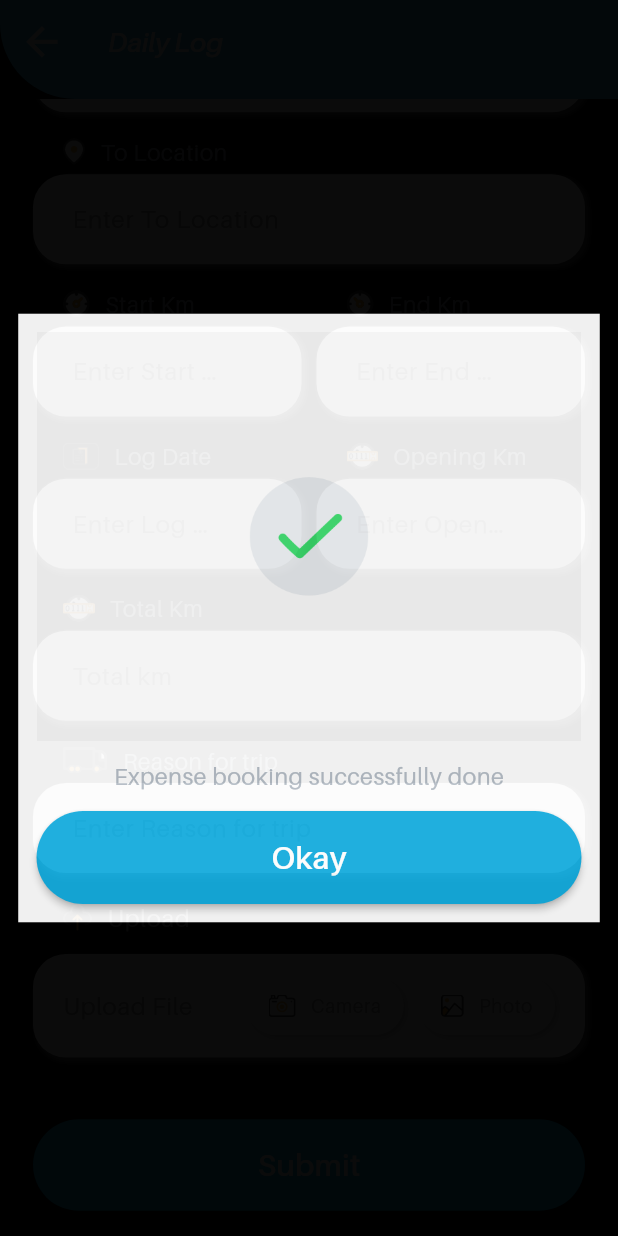
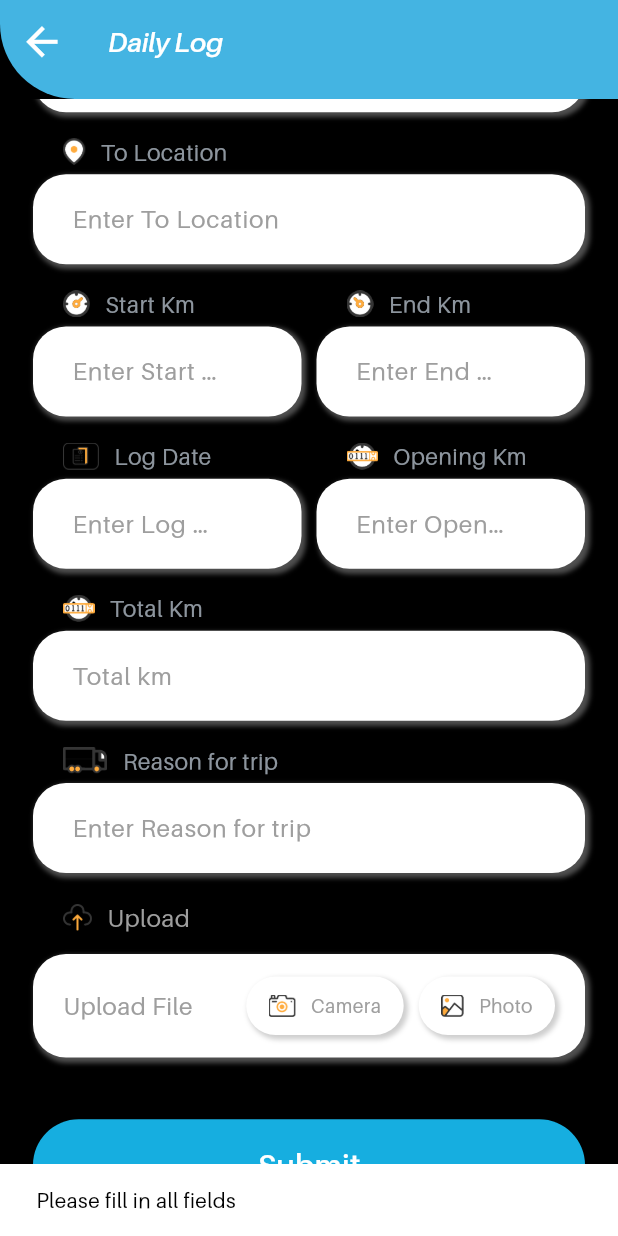
Before and after one commit to eunoiaSoftech/MaximMblApp, a Flutter app: the DailyLogScreen screen opened directly, scrolled down 270 dp, after a tap on "Submit", on a phone screen of 412 x 824 dp. Run offline on Flutter 3.47's test engine with Material 3 defaults, Android fonts, the light colour scheme and no system bars; our stand-ins replace cached_network_image, dio, equatable, flutter_bloc, get, get_storage and 5 more; missing offline and left inert: flutter_share, svg_flutter; accounts and stored records are empty; statements that could not run were skipped.

Commit message:
Daily Log added

```diff
--- a/lib/core/constants/constants.dart
+++ b/lib/core/constants/constants.dart
@@ -5,10 +5,12 @@ class Urls {
   static const String branchList = "$_baseUrl/Branch/GetBranchMasterUserwise";
   static const String locationList = "$_baseUrl/api/GetLocListM";
   static const String vehicleList = "$_baseUrl/Api/GetVehicleDetailsM";
+  static const String dailyLogVehicleList = "$_baseUrl/Api/GetOtherVehicleDetailsM";
   static const String approvalsListList = "$_baseUrl/Api/PoApprovalM";
   static const String getLegalDocumentList = "$_baseUrl/api/GetLegalDocument";
   static const String getLocationList = "$_baseUrl/api/GetLocListM";
   static const String trips = "$_baseUrl/api/GetMyTrips?Fk_DriverId=2806";
+  static const String postDailyLog = "$_baseUrl/api/SaveDailyLog";
 
 // static const String apiKey = "58a8591c9aa4421ca6d73805240105";
 }
--- a/lib/core/shared/widgets/app_textfield.dart
+++ b/lib/core/shared/widgets/app_textfield.dart
@@ -18,6 +18,7 @@ class AppTextField extends StatelessWidget {
       this.prefix,
       this.keyboardType,
       this.hintTextStyle,
+      this.onChanged,
       this.contentPadding,
       this.inputTextStyle});
 
@@ -33,6 +34,8 @@ class AppTextField extends StatelessWidget {
   final TextStyle? hintTextStyle;
   final TextStyle? inputTextStyle;
   final Function()? onTap;
+  final Function(String s)? onChanged;
+
 
   final double circular = 22.0;
 
@@ -59,6 +62,7 @@ class AppTextField extends StatelessWidget {
           prefix ?? const SizedBox.shrink(),
           Expanded(
             child: TextFormField(
+              onChanged: onChanged,
               enabled: enabled ?? true,
               obscureText: obscureText ?? false,
               onTap: onTap,
--- a/lib/core/shared/widgets/app_textfield_with_title.dart
+++ b/lib/core/shared/widgets/app_textfield_with_title.dart
@@ -94,6 +94,7 @@ class AppTextFieldWithTitle extends StatelessWidget {
             Expanded(
                 child: AppTextField(
                   onTap: onTap,
+                    onChanged: onChanged,
                    keyboardType: inputType,
                     height: textFieldHeight,
                     controller: controller,
--- /dev/null
+++ b/lib/features/daily_log/data/daily_log_event.dart
@@ -0,0 +1,8 @@
+import 'package:equatable/equatable.dart';
+
+abstract class DailyLogEvent extends Equatable {
+  const DailyLogEvent();
+
+  @override
+  List<Object?> get props => [];
+}
--- /dev/null
+++ b/lib/features/daily_log/data/daily_log_repository.dart
@@ -0,0 +1,19 @@
+import '../../legals/data/models/vehicle_list_resp.dart';
+import '../models/daily_log_model.dart';
+import 'daily_log_remote_datasource.dart';
+
+class DailyLogRepository {
+  final DailyLogRemoteDataSource _remoteDataSource;
+
+  DailyLogRepository(this._remoteDataSource);
+
+  Future<DailyLogVehicleResponse> dailyLogVehicleListRepo(
+      {required int userType, required int userId}) async {
+    final response =
+    await _remoteDataSource.getDailyLogVehicleListApi(userType, userId);
+
+    print('check api response for get daily log vehicle ${response}');
+
+    return DailyLogVehicleResponse.fromJson(response.data);
+  }
+}
--- /dev/null
+++ b/lib/features/daily_log/data/daily_log_vehicle_list_event.dart
@@ -0,0 +1,12 @@
+
+import 'daily_log_event.dart';
+
+class DailyLogVehicleListEvent extends DailyLogEvent {
+  final int userType;
+  final int userId;
+
+  DailyLogVehicleListEvent(this.userId, this.userType);
+
+  @override
+  List<Object?> get props => [userType, userId];
+}
--- /dev/null
+++ b/lib/features/daily_log/data/daily_log_vehicle_list_state.dart
@@ -0,0 +1,39 @@
+import 'package:equatable/equatable.dart';
+
+import '../../legals/data/models/vehicle_list_resp.dart';
+import '../models/daily_log_model.dart';
+
+abstract class DailyLogState extends Equatable {
+  const DailyLogState();
+
+  @override
+  List<Object?> get props => [];
+}
+
+class DailyLogInitial extends DailyLogState {
+  @override
+  List<Object?> get props => [];
+}
+
+/// loading ...
+class DailyLogVehicleListLoading extends DailyLogState {}
+
+/// success ...
+class DailyLogVehicleListLoaded extends DailyLogState {
+  final DailyLogVehicleResponse resp;
+
+  DailyLogVehicleListLoaded(this.resp);
+
+  @override
+  List<Object?> get props => [resp];
+}
+
+/// error ...
+class DailyLogVehicleListError extends DailyLogState {
+  final String error;
+
+  DailyLogVehicleListError(this.error);
+
+  @override
+  List<Object?> get props => [error];
+}
--- a/lib/features/daily_log/models/daily_log_model.dart
+++ b/lib/features/daily_log/models/daily_log_model.dart
@@ -1,14 +1,41 @@
-class DailyLogModel {
-  int srNo;
-  String lrNo;
+class DailyLogVehicleResponse {
+  final int statusCode;
+  final int responseCode;
+  final String message;
+  final List<Vehicle>? data1;
 
-  DailyLogModel({required this.srNo, required this.lrNo});
+  DailyLogVehicleResponse({
+    required this.statusCode,
+    required this.responseCode,
+    required this.message,
+    this.data1,
+  });
+
+  factory DailyLogVehicleResponse.fromJson(Map<String, dynamic> json) {
+    return DailyLogVehicleResponse(
+      statusCode: json['statusCode'],
+      responseCode: json['responseCode'],
+      message: json['message'],
+      data1: json['data1'] != null
+          ? List<Vehicle>.from(json['data1'].map((x) => Vehicle.fromJson(x)))
+          : null,
+    );
+  }
 }
 
-List<DailyLogModel> vehicleList = [
-  DailyLogModel(srNo: 1, lrNo: "GJ-01-HM-0012"),
-  DailyLogModel(srNo: 2, lrNo: "GJ-01-HM-3326"),
-  DailyLogModel(srNo: 3, lrNo: "GJ-01-HM-9802"),
-  DailyLogModel(srNo: 4, lrNo: "GJ-01-HM-1243"),
-  DailyLogModel(srNo: 5, lrNo: "GJ-01-HM-0012"),
-];
+class Vehicle {
+  final int pkVehicleId;
+  final String vehicleNo;
+
+  Vehicle({
+    required this.pkVehicleId,
+    required this.vehicleNo,
+  });
+
+  factory Vehicle.fromJson(Map<String, dynamic> json) {
+    return Vehicle(
+      pkVehicleId: json['pk_VehicleId'],
+      vehicleNo: json['vehicleNo'],
+    );
+  }
+}
--- a/lib/features/daily_log/presentation/daily_log_screen.dart
+++ b/lib/features/daily_log/presentation/daily_log_screen.dart
@@ -1,19 +1,24 @@
+import 'dart:async';
+import 'dart:convert';
 import 'dart:developer';
-import 'dart:io';
-
 import 'package:flutter/cupertino.dart';
 import 'package:flutter/material.dart';
-import 'package:get/state_manager.dart';
+import 'package:flutter_bloc/flutter_bloc.dart';
 import 'package:image_picker/image_picker.dart';
 import 'package:intl/intl.dart';
+import 'package:logistics_app/core/constants/constants.dart';
 import 'package:logistics_app/features/home/presentation/ui/widgets/common_page_appbar.dart';
-
 import '../../../core/res/app_colors.dart';
 import '../../../core/res/app_functions.dart';
 import '../../../core/res/app_storage.dart';
 import '../../../core/res/app_styles.dart';
+import '../../../core/shared/data/user.dart';
 import '../../../core/shared/widgets/app_button.dart';
 import '../../../core/shared/widgets/app_textfield_with_title.dart';
+import '../data/daily_log_bloc.dart';
+import 'package:http/http.dart' as http;
+import '../data/daily_log_vehicle_list_event.dart';
+import '../data/daily_log_vehicle_list_state.dart';
 import '../models/daily_log_model.dart';
 
 class DailyLogScreen extends StatefulWidget {
@@ -27,8 +32,192 @@ class _DailyLogScreenState extends State<DailyLogScreen> {
   TextEditingController vehicleController = TextEditingController();
   TextEditingController driverNameController = TextEditingController();
   TextEditingController logDateController = TextEditingController();
+  TextEditingController startKmController = TextEditingController();
+  TextEditingController endKmController = TextEditingController();
+  TextEditingController totalKmController = TextEditingController();
+
+  TextEditingController fromLocationController = TextEditingController();
+  TextEditingController toLocationController = TextEditingController();
+  TextEditingController openingKmController = TextEditingController();
+  TextEditingController reasonForTripController = TextEditingController();
+
   final ImagePicker imagePicker = ImagePicker();
   List<XFile>? imageFileList = [];
+
+  List<dynamic> commonList = [];
+
+  late DailyLogVehicleResponse _vehicleListResponse;
+  final Completer<void> _completer = Completer<void>();
+
+  Future<void> _processApi() async {
+    context.read<DailyLogBloc>().add(DailyLogVehicleListEvent(
+          AppStorage().getUserId,
+          User.fromJson(AppStorage().getUserDetails).userType ?? 0,
+        ));
+
+    context.read<DailyLogBloc>().stream.listen((state) {
+      if (state is DailyLogVehicleListLoaded) {
+        setState(() {
+          _vehicleListResponse = state.resp;
+        });
+
+        setState(() {
+          vehicleList = _vehicleListResponse.data1!;
+        });
+
+        _completer.complete();
+      } else if (state is DailyLogVehicleListError) {
+        // Handle the error state
+        print("Error: ${state.error}");
+        _completer.complete();
+      }
+    });
+
+    await _completer.future;
+  }
+
+  List<Vehicle> vehicleList = [];
+
+  bool _validateControllers() {
+    List<TextEditingController> controllers = [
+      vehicleController,
+      driverNameController,
+      logDateController,
+      startKmController,
+      endKmController,
+      totalKmController,
+      fromLocationController,
+      toLocationController,
+      openingKmController,
+      reasonForTripController,
+    ];
+
+    // Check for empty fields
+    bool hasEmptyFields = false;
+    for (var controller in controllers) {
+      if (controller.text.isEmpty) {
+        hasEmptyFields = true;
+        break; // Exit the loop if any field is empty
+      }
+    }
+
+    // Show a warning if any controller is empty
+    if (hasEmptyFields) {
+      ScaffoldMessenger.of(context).showSnackBar(
+        const SnackBar(
+          content: Text('Please fill in all fields'),
+          backgroundColor: Colors.white,
+        ),
+      );
+      return false;
+    }
+
+    return true; // All fields are filled
+  }
+
+  void _clearControllers() {
+    vehicleController.clear();
+    driverNameController.clear();
+    logDateController.clear();
+    startKmController.clear();
+    endKmController.clear();
+    totalKmController.clear();
+    fromLocationController.clear();
+    toLocationController.clear();
+    openingKmController.clear();
+    reasonForTripController.clear();
+    setState(() {
+
+    });
+  }
+
+  void _calculateTotalKm() {
+    double? startKm = double.tryParse(startKmController.text);
+    double? endKm = double.tryParse(endKmController.text);
+
+    if (startKm != null && endKm != null) {
+      setState(() {
+        totalKmController.text = (endKm - startKm).toString();
+      });
+    } else {
+      setState(() {
+        totalKmController.text = '0';
+      });
+    }
+  }
+
+  Future<void> saveDailyLog() async {
+    // Define your API URL
+    const String url = Urls.postDailyLog;
+
+    final String vehicleId = vehicleController.text;
+    final String driverName = driverNameController.text;
+    final String fromLocation = fromLocationController.text;
+    final String toLocation = toLocationController.text;
+    final String logDate = logDateController.text;
+    final String startKm = startKmController.text;
+    final String endKm = endKmController.text;
+    final String openingKm = openingKmController.text;
+    final String totalKm = totalKmController.text;
+    final String reason = reasonForTripController.text;
+
+    final Uri uri = Uri.parse(url).replace(queryParameters: {
+      'iFk_VehicleId': vehicleId,
+      'sDriverName': driverName,
+      'sFromLocation': fromLocation,
+      'sToLocation': toLocation,
+      'dStartKm': startKm,
+      'dEndKm': endKm,
+      'sLogDate': logDate,
+      'dOpeningKm': openingKm,
+      'dTotalKm': totalKm,
+      'sReason': reason,
+    });
+
+    try {
+      final response = await http.get(uri);
+
+      if (response.statusCode == 200) {
+        _clearControllers();
+        showCupertinoDialog(
+            context: context,
+            builder: (context) {
+              return Material(
+                child: Center(
+                  child: Container(
+                    color: Colors.white,
+                    margin:
+                        EdgeInsets.symmetric(horizontal: appSize(context) / 80),
+                    padding: const EdgeInsets.symmetric(
+                        vertical: 12, horizontal: 12),
+                    child: Column(
+                      mainAxisSize: MainAxisSize.min,
+                      children: [
+                        Image.asset("assets/gifs/success.gif"),
+                        SizedBox(height: 12),
+                        Text("Daily log added successfully",
+                            style: AppStyles.titleTextStyle(context)),
+                        SizedBox(height: 12),
+                        AppButton(
+                            onPressed: () {
+                              Navigator.pop(context);
+                            },
+                            text: "Okay")
+                      ],
+                    ),
+                  ),
+                ),
+              );
+            });
+      } else {
+        // Handle the error response
+        print('Error: ${response.statusCode} - ${response.reasonPhrase}');
+      }
+    } catch (e) {
+      // Handle any exceptions
+      print('An error occurred: $e');
+    }
+  }
 
   @override
   Widget build(BuildContext context) {
@@ -55,19 +244,16 @@ class _DailyLogScreenState extends State<DailyLogScreen> {
                       blurRadius: 2,
                     )
                   ],
-                  borderRadius:
-                      BorderRadius.circular(22), // Optional: round corners
+                  borderRadius: BorderRadius.circular(22),
                 ),
-                child: DropdownMenu<DailyLogModel>(
+                child: DropdownMenu<Vehicle>(
                   trailingIcon: const Icon(Icons.keyboard_arrow_down_rounded,
                       color: Colors.black87),
                   enabled: true,
                   inputDecorationTheme: const InputDecorationTheme(
                     border: InputBorder.none, // Removes underline
-                    focusedBorder:
-                        InputBorder.none, // Removes focused underline
-                    enabledBorder:
-                        InputBorder.none, // Removes enabled underline
+                    focusedBorder: InputBorder.none,
+                    enabledBorder: InputBorder.none,
                   ),
                   expandedInsets: const EdgeInsets.symmetric(horizontal: 0),
                   textStyle: const TextStyle(color: Colors.black),
@@ -83,14 +269,16 @@ class _DailyLogScreenState extends State<DailyLogScreen> {
                     'Select Vehicle',
                     style: TextStyle(color: Colors.black87),
                   ),
-                  onSelected: (DailyLogModel? menu) {
-                    // Handle selected item
+                  onSelected: (Vehicle? menu) {
+                    setState(() {
+                      vehicleController.text = menu!.pkVehicleId.toString();
+                    });
                   },
                   dropdownMenuEntries:
-                      vehicleList.map<DropdownMenuEntry<DailyLogModel>>((menu) {
+                      vehicleList.map<DropdownMenuEntry<Vehicle>>((menu) {
                     return DropdownMenuEntry(
                       value: menu,
-                      label: menu.lrNo,
+                      label: menu.vehicleNo,
                       labelWidget: Row(
                         children: [
                           Container(
@@ -102,7 +290,7 @@ class _DailyLogScreenState extends State<DailyLogScreen> {
                                         color: Colors.white, width: 0.8))),
                             width: appSize(context) / 4,
                             child: Text(
-                              menu.lrNo,
+                              menu.vehicleNo,
                               maxLines: 2,
                               style: AppStyles.titleTextStyle(context),
                             ),
@@ -136,6 +324,7 @@ class _DailyLogScreenState extends State<DailyLogScreen> {
                   textFieldHeight: appSize(context) / 22,
                   hint: "Enter From Location",
                   readOnly: false,
+                  controller: fromLocationController,
                   textFieldName: "From Location",
                   maxLines: 1),
             ),
@@ -148,6 +337,7 @@ class _DailyLogScreenState extends State<DailyLogScreen> {
                   textFieldHeight: appSize(context) / 22,
                   hint: "Enter To Location",
                   readOnly: false,
+                  controller: toLocationController,
                   textFieldName: "To Location",
                   maxLines: 1),
             ),
@@ -160,8 +350,12 @@ class _DailyLogScreenState extends State<DailyLogScreen> {
                     child: AppTextFieldWithTitle(
                         assestImage: "assets/icons/Group 10013.png",
                         inputType: TextInputType.number,
+                        controller: startKmController,
                         textFieldHeight: appSize(context) / 22,
                         hint: "Enter Start Km",
+                        onChanged: (val) {
+                          _calculateTotalKm();
+                        },
                         readOnly: false,
                         textFieldName: "Start Km",
                         maxLines: 1),
@@ -173,8 +367,12 @@ class _DailyLogScreenState extends State<DailyLogScreen> {
                     child: AppTextFieldWithTitle(
                         assestImage: "assets/icons/Group 10014.png",
                         inputType: TextInputType.number,
+                        controller: endKmController,
                         textFieldHeight: appSize(context) / 22,
                         hint: "Enter End Km",
+                        onChanged: (val) {
+                          _calculateTotalKm();
+                        },
                         readOnly: false,
                         textFieldName: "End Km",
                         maxLines: 1),
@@ -189,15 +387,14 @@ class _DailyLogScreenState extends State<DailyLogScreen> {
                 children: [
                   Expanded(
                     child: AppTextFieldWithTitle(
-                      onTap: () async {
-                        logDateController.text = await selectDate(context) ?? '';
-                        setState(() {
-
-                        });
-                        if (logDateController.text.isNotEmpty) {
-                          print('Selected Date: ${logDateController.text}');
-                        }
-                      },
+                        onTap: () async {
+                          logDateController.text =
+                              await selectDate(context) ?? '';
+                          setState(() {});
+                          if (logDateController.text.isNotEmpty) {
+                            print('Selected Date: ${logDateController.text}');
+                          }
+                        },
                         controller: logDateController,
                         assestImage: "assets/icons/Group 9720.png",
                         inputType: TextInputType.text,
@@ -217,6 +414,7 @@ class _DailyLogScreenState extends State<DailyLogScreen> {
                         textFieldHeight: appSize(context) / 22,
                         hint: "Enter Opening Km",
                         readOnly: false,
+                        controller: openingKmController,
                         textFieldName: "Opening Km",
                         maxLines: 1),
                   )
@@ -232,6 +430,7 @@ class _DailyLogScreenState extends State<DailyLogScreen> {
                   textFieldHeight: appSize(context) / 22,
                   hint: "Total km",
                   readOnly: false,
+                  controller: totalKmController,
                   textFieldName: "Total Km",
                   maxLines: 1),
             ),
@@ -242,6 +441,7 @@ class _DailyLogScreenState extends State<DailyLogScreen> {
                   assestImage: "assets/icons/Group 10017.png",
                   inputType: TextInputType.text,
                   textFieldHeight: appSize(context) / 22,
+                  controller: reasonForTripController,
                   hint: "Enter Reason for trip",
                   readOnly: false,
                   textFieldName: "Reason for trip",
@@ -468,38 +668,9 @@ class _DailyLogScreenState extends State<DailyLogScreen> {
               padding: const EdgeInsets.symmetric(horizontal: 22),
               child: AppButton(
                   onPressed: () async {
-                    await Future.delayed(const Duration(milliseconds: 1000));
-                    showCupertinoDialog(
-                        context: context,
-                        builder: (context) {
-                          return Material(
-                            child: Center(
-                              child: Container(
-                                color: Colors.white,
-                                margin: EdgeInsets.symmetric(
-                                    horizontal: appSize(context) / 80),
-                                padding: const EdgeInsets.symmetric(
-                                    vertical: 12, horizontal: 12),
-                                child: Column(
-                                  mainAxisSize: MainAxisSize.min,
-                                  children: [
-                                    Image.asset("assets/gifs/success.gif"),
-                                    SizedBox(height: 12),
-                                    Text("Expense booking successfully done",
-                                        style:
-                                            AppStyles.titleTextStyle(context)),
-                                    SizedBox(height: 12),
-                                    AppButton(
-                                        onPressed: () {
-                                          Navigator.pop(context);
-                                        },
-                                        text: "Okay")
-                                  ],
-                                ),
-                              ),
-                            ),
-                          );
-                        }).then((value) => Navigator.pop(context));
+                    if (_validateControllers()) {
+                      saveDailyLog();
+                    }
                   },
                   text: "Submit"),
             ),
@@ -514,11 +685,11 @@ class _DailyLogScreenState extends State<DailyLogScreen> {
   void initState() {
     super.initState();
     var userDetails = AppStorage().getUserDetails;
+    _processApi();
 
     driverNameController.text = userDetails['name'];
     setState(() {});
     print('check user data ${userDetails}');
-
   }
 
   _pickImage() => Container(
@@ -619,8 +790,7 @@ class _DailyLogScreenState extends State<DailyLogScreen> {
       lastDate: DateTime(2100), // Latest date the user can pick
       builder: (BuildContext context, Widget? child) {
         return Theme(
-          data: ThemeData.light().copyWith(
-          ),
+          data: ThemeData.light().copyWith(),
           child: Container(
             color: Colors.white, // Set the background color to white
             child: child!,
@@ -637,7 +807,6 @@ class _DailyLogScreenState extends State<DailyLogScreen> {
 
     return null; // Return null if no date was selected
   }
-
 
   void selectImages() async {
     final List<XFile> selectedImages = await imagePicker.pickMultiImage();
--- a/lib/features/profile/presentation/bloc/profile_bloc.dart
+++ b/lib/features/profile/presentation/bloc/profile_bloc.dart
@@ -55,9 +55,6 @@ class ProfileBloc extends Bloc<ProfileEvent, ProfileState> {
         var newProfileResponse = await ApiService().get(
             "/api/api/GetProfileDetails?Fk_DriverId=${userDetails['userId']}&iFK_UserTypeId=${userDetails['userType'] ?? ''}");
 
-        print('check response ${response}');
-        print('check response ${newProfileResponse}');
-
         if (response.statusCode == 200 &&
             newProfileResponse.statusCode == 200) {
           emit(ProfileLoaded(response.data, newProfileResponse.data));
```
Also changed, not shown: lib/features/daily_log/data/daily_log_bloc.dart (added, +35 -0 lines), lib/features/daily_log/data/daily_log_remote_datasource.dart (added, +14 -0 lines), lib/main_common.dart (+6 -1 lines), 1 other file.
